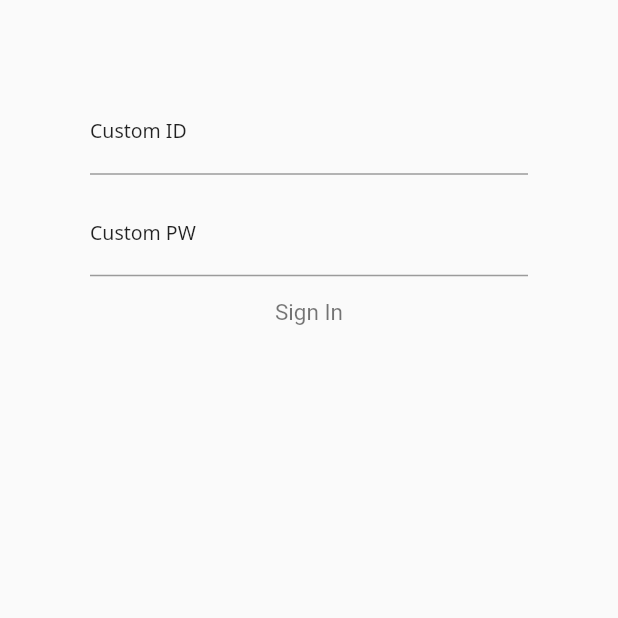
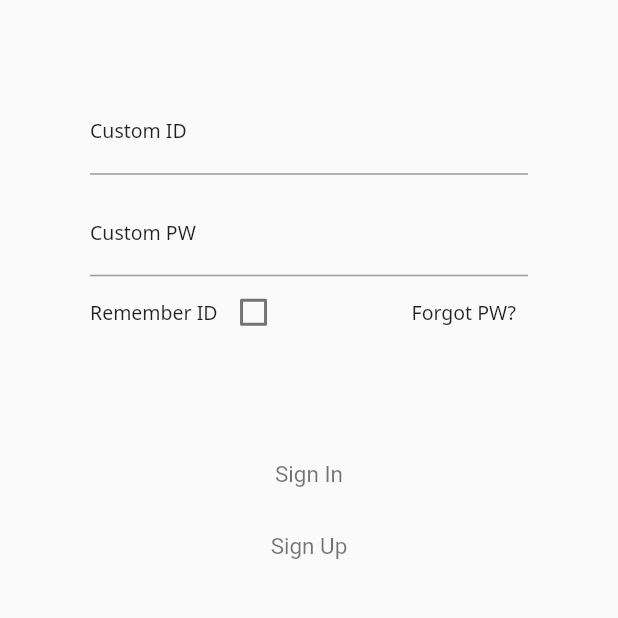
Before and after one commit to I-Taxi/itaxi-front, a Flutter app: the screen it shows after launch, on a phone screen of 412 x 824 dp, the part 290-908 px from its top. Run offline on Flutter 3.47's test engine with Material 2 defaults, Android fonts, the phone set to English and light mode, and no system bars; our stand-ins replace get; Roboto replaces fonts that are missing (Seoul).

Commit message:
feat: Make signIn UI base

```diff
--- a/lib/controller/signInController.dart
+++ b/lib/controller/signInController.dart
@@ -9,6 +9,12 @@ enum SignInState {
 
 class SignInController extends GetxController {
   SignInState signInState = SignInState.signedOut;
+
+  late String studentId;
+  late String customId;
+  late String customPw;
+  bool agree1 = false;
+  bool agree2 = false;
 
   Future<void> signIn() async {
     signInState = SignInState.signedIn;
--- a/lib/main.dart
+++ b/lib/main.dart
@@ -3,16 +3,12 @@ import 'package:flutter/material.dart';
 import 'package:get/get.dart';
 import 'package:itaxi/controller/signInController.dart';
 import 'package:itaxi/home.dart';
-import 'package:itaxi/mainScreen.dart';
-import 'package:itaxi/settings/settingScreen.dart';
 import 'package:itaxi/signInUp/signInScreen.dart';
-import 'package:itaxi/signInUp/signUpScreen.dart';
 import 'package:itaxi/src/theme.dart';
-import 'package:itaxi/timeline/timelineScreen.dart';
 
 void main() {
   // firebase_core 패키지 필요
-  // WidgetsFlutterBinding.ensureInitialized();
+  WidgetsFlutterBinding.ensureInitialized();
   // await Firebase.initializeApp();
   runApp(MyApp());
 }
@@ -20,7 +16,7 @@ void main() {
 class MyApp extends StatelessWidget {
   MyApp({Key? key}) : super(key: key);
 
-  SignInController _signInController = Get.put(SignInController());
+  final SignInController _signInController = Get.put(SignInController());
 
   // This widget is the root of your application.
   @override
--- a/lib/signInUp/signInScreen.dart
+++ b/lib/signInUp/signInScreen.dart
@@ -30,7 +30,11 @@ class SignInScreen extends StatelessWidget {
 
     return SafeArea(
         child: Scaffold(
-      body: SingleChildScrollView(
+      body: GestureDetector(
+        onTap: () {
+          FocusScope.of(context).unfocus();
+        },
+        child: SingleChildScrollView(
           padding: const EdgeInsets.symmetric(horizontal: 60.0),
           child: Column(
             crossAxisAlignment: CrossAxisAlignment.center,
@@ -76,9 +80,14 @@ class SignInScreen extends StatelessWidget {
               TextFormField(
                   autocorrect: false,
                   decoration: InputDecoration(
-                    labelText: 'Custom ID', labelStyle: textTheme.subtitle1
-                    // ?.copyWith(color: colorScheme.tertiary)
-                    ),
+                      hintText: 'Your custom ID',
+                      labelText: 'Custom ID',
+                      labelStyle: textTheme.subtitle1,
+                      // ?.copyWith(color: colorScheme.tertiary),
+                      focusedBorder: UnderlineInputBorder(
+                        borderSide: BorderSide(
+                            color: colorScheme.secondary, width: 1.0),
+                      )),
                   validator: (value) {
                     if (value!.isEmpty) return 'Please enter Custom ID';
                     // pattern 변경하면 됨.
@@ -87,17 +96,43 @@ class SignInScreen extends StatelessWidget {
                     return null;
                   }),
               const SizedBox(height: 12.0),
+
+              // Custom PW 입력
               TextFormField(
                   autocorrect: false,
                   obscureText: true,
                   decoration: InputDecoration(
-                    labelText: 'Custom PW', labelStyle: textTheme.subtitle1
+                      hintText: 'Your custom PW',
+                      labelText: 'Custom PW',
+                      labelStyle: textTheme.subtitle1
                       // ?.copyWith(color: colorScheme.tertiary)
                       ),
                   validator: (value) {
                     if (value!.isEmpty) return 'Please enter Custom PW';
                     return null;
                   }),
+
+              Row(
+                children: [
+                  Text(
+                    'Remember ID',
+                    style: textTheme.subtitle1,
+                  ),
+                  Checkbox(value: false, onChanged: (value) {}),
+                  Spacer(),
+                  TextButton(
+                      onPressed: () {},
+                      child: Text(
+                        'Forgot PW?',
+                        style: textTheme.subtitle1,
+                      ))
+                ],
+              ),
+              const SizedBox(
+                height: 60.0,
+              ),
+
+              // Sign In 버튼
               TextButton(
                   onPressed: () {
                     _signInController.signIn();
@@ -106,7 +141,16 @@ class SignInScreen extends StatelessWidget {
                     'Sign In',
                     style: textTheme.headline2,
                   )),
+              TextButton(
+                  onPressed: () {
+                    _signInController.signIn();
+                  },
+                  child: Text(
+                    'Sign Up',
+                    style: textTheme.headline2,
+                  )),
             ],
+          ),
         ),
       ),
     ));
```
Also changed, not shown: lib/signInUp/signUpScreen.dart (+13 -13 lines). Lines whose indentation alone changed are shown as unchanged.
